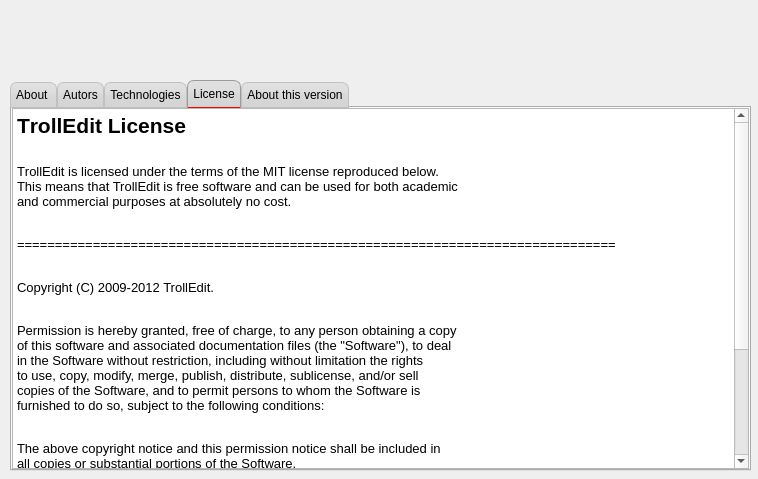
Qt form ui/abouttrolledit.ui (Innovators-Team10/TrollEdit) before a commit.
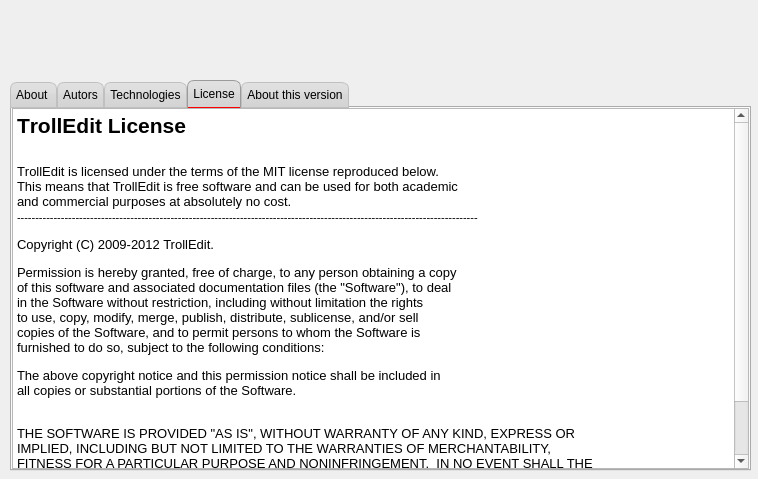
The same form after that commit. The open tabs and pages were chosen to show the change. Icons and pictures are not drawn.

What changed in the file:
```diff
--- a/ui/abouttrolledit.ui
+++ b/ui/abouttrolledit.ui
@@ -228,18 +228,15 @@
 &lt;p style=&quot; margin-top:0px; margin-bottom:0px; margin-left:0px; margin-right:0px; -qt-block-indent:0; text-indent:0px;&quot;&gt;&lt;a name=&quot;LC4&quot;&gt;&lt;/a&gt;&lt;span style=&quot; font-family:'Courier New,courier'; font-size:10pt;&quot;&gt;T&lt;/span&gt;&lt;span style=&quot; font-family:'Courier New,courier'; font-size:10pt;&quot;&gt;rollEdit is licensed under the terms of the MIT license reproduced below.&lt;/span&gt;&lt;/p&gt;
 &lt;p style=&quot; margin-top:0px; margin-bottom:0px; margin-left:0px; margin-right:0px; -qt-block-indent:0; text-indent:0px;&quot;&gt;&lt;a name=&quot;LC5&quot;&gt;&lt;/a&gt;&lt;span style=&quot; font-family:'Courier New,courier'; font-size:10pt;&quot;&gt;T&lt;/span&gt;&lt;span style=&quot; font-family:'Courier New,courier'; font-size:10pt;&quot;&gt;his means that TrollEdit is free software and can be used for both academic&lt;/span&gt;&lt;/p&gt;
 &lt;p style=&quot; margin-top:0px; margin-bottom:0px; margin-left:0px; margin-right:0px; -qt-block-indent:0; text-indent:0px;&quot;&gt;&lt;a name=&quot;LC6&quot;&gt;&lt;/a&gt;&lt;span style=&quot; font-family:'Courier New,courier'; font-size:10pt;&quot;&gt;a&lt;/span&gt;&lt;span style=&quot; font-family:'Courier New,courier'; font-size:10pt;&quot;&gt;nd commercial purposes at absolutely no cost.&lt;/span&gt;&lt;/p&gt;
-&lt;p style=&quot; margin-top:0px; margin-bottom:0px; margin-left:0px; margin-right:0px; -qt-block-indent:0; text-indent:0px;&quot;&gt;&lt;a name=&quot;LC7&quot;&gt;&lt;/a&gt;&lt;span style=&quot; font-family:'Courier New,courier'; font-size:10pt;&quot;&gt;&lt;br /&gt;&lt;/span&gt;&lt;/p&gt;
-&lt;p style=&quot; margin-top:0px; margin-bottom:0px; margin-left:0px; margin-right:0px; -qt-block-indent:0; text-indent:0px;&quot;&gt;&lt;a name=&quot;LC8&quot;&gt;&lt;/a&gt;&lt;span style=&quot; font-family:'Courier New,courier'; font-size:10pt;&quot;&gt;=&lt;/span&gt;&lt;span style=&quot; font-family:'Courier New,courier'; font-size:10pt;&quot;&gt;==============================================================================&lt;/span&gt;&lt;/p&gt;
-&lt;p style=&quot; margin-top:0px; margin-bottom:0px; margin-left:0px; margin-right:0px; -qt-block-indent:0; text-indent:0px;&quot;&gt;&lt;a name=&quot;LC9&quot;&gt;&lt;/a&gt;&lt;span style=&quot; font-family:'Courier New,courier'; font-size:10pt;&quot;&gt;&lt;br /&gt;&lt;/span&gt;&lt;/p&gt;
-&lt;p style=&quot; margin-top:0px; margin-bottom:0px; margin-left:0px; margin-right:0px; -qt-block-indent:0; text-indent:0px;&quot;&gt;&lt;a name=&quot;LC10&quot;&gt;&lt;/a&gt;&lt;span style=&quot; font-family:'Courier New,courier'; font-size:10pt;&quot;&gt;C&lt;/span&gt;&lt;span style=&quot; font-family:'Courier New,courier'; font-size:10pt;&quot;&gt;opyright (C) 2009-2012 TrollEdit.&lt;/span&gt;&lt;/p&gt;
-&lt;p style=&quot; margin-top:0px; margin-bottom:0px; margin-left:0px; margin-right:0px; -qt-block-indent:0; text-indent:0px;&quot;&gt;&lt;a name=&quot;LC11&quot;&gt;&lt;/a&gt;&lt;span style=&quot; font-family:'Courier New,courier'; font-size:10pt;&quot;&gt;&lt;br /&gt;&lt;/span&gt;&lt;/p&gt;
+&lt;p style=&quot; margin-top:0px; margin-bottom:0px; margin-left:0px; margin-right:0px; -qt-block-indent:0; text-indent:0px;&quot;&gt;&lt;span style=&quot; font-size:8pt;&quot;&gt;------------------------------------------------------------------------------------------------------------------------------&lt;/span&gt;&lt;a name=&quot;LC9&quot;&gt;&lt;/a&gt;&lt;span style=&quot; font-family:'Courier New,courier'; font-size:10pt;&quot;&gt;&lt;br /&gt;&lt;/span&gt;&lt;/p&gt;
+&lt;p style=&quot; margin-top:0px; margin-bottom:0px; margin-left:0px; margin-right:0px; -qt-block-indent:0; text-indent:0px;&quot;&gt;&lt;a name=&quot;LC10&quot;&gt;&lt;/a&gt;&lt;span style=&quot; font-family:'Courier New,courier'; font-size:10pt;&quot;&gt;C&lt;/span&gt;&lt;span style=&quot; font-family:'Courier New,courier'; font-size:10pt;&quot;&gt;opyright (C) 2009-2012 TrollEdit.&lt;/span&gt;&lt;a name=&quot;LC11&quot;&gt;&lt;/a&gt;&lt;span style=&quot; font-family:'Courier New,courier'; font-size:10pt;&quot;&gt;&lt;br /&gt;&lt;/span&gt;&lt;/p&gt;
 &lt;p style=&quot; margin-top:0px; margin-bottom:0px; margin-left:0px; margin-right:0px; -qt-block-indent:0; text-indent:0px;&quot;&gt;&lt;a name=&quot;LC12&quot;&gt;&lt;/a&gt;&lt;span style=&quot; font-family:'Courier New,courier'; font-size:10pt;&quot;&gt;P&lt;/span&gt;&lt;span style=&quot; font-family:'Courier New,courier'; font-size:10pt;&quot;&gt;ermission is hereby granted, free of charge, to any person obtaining a copy&lt;/span&gt;&lt;/p&gt;
 &lt;p style=&quot; margin-top:0px; margin-bottom:0px; margin-left:0px; margin-right:0px; -qt-block-indent:0; text-indent:0px;&quot;&gt;&lt;a name=&quot;LC13&quot;&gt;&lt;/a&gt;&lt;span style=&quot; font-family:'Courier New,courier'; font-size:10pt;&quot;&gt;o&lt;/span&gt;&lt;span style=&quot; font-family:'Courier New,courier'; font-size:10pt;&quot;&gt;f this software and associated documentation files (the &amp;quot;Software&amp;quot;), to deal&lt;/span&gt;&lt;/p&gt;
 &lt;p style=&quot; margin-top:0px; margin-bottom:0px; margin-left:0px; margin-right:0px; -qt-block-indent:0; text-indent:0px;&quot;&gt;&lt;a name=&quot;LC14&quot;&gt;&lt;/a&gt;&lt;span style=&quot; font-family:'Courier New,courier'; font-size:10pt;&quot;&gt;i&lt;/span&gt;&lt;span style=&quot; font-family:'Courier New,courier'; font-size:10pt;&quot;&gt;n the Software without restriction, including without limitation the rights&lt;/span&gt;&lt;/p&gt;
 &lt;p style=&quot; margin-top:0px; margin-bottom:0px; margin-left:0px; margin-right:0px; -qt-block-indent:0; text-indent:0px;&quot;&gt;&lt;a name=&quot;LC15&quot;&gt;&lt;/a&gt;&lt;span style=&quot; font-family:'Courier New,courier'; font-size:10pt;&quot;&gt;t&lt;/span&gt;&lt;span style=&quot; font-family:'Courier New,courier'; font-size:10pt;&quot;&gt;o use, copy, modify, merge, publish, distribute, sublicense, and/or sell&lt;/span&gt;&lt;/p&gt;
 &lt;p style=&quot; margin-top:0px; margin-bottom:0px; margin-left:0px; margin-right:0px; -qt-block-indent:0; text-indent:0px;&quot;&gt;&lt;a name=&quot;LC16&quot;&gt;&lt;/a&gt;&lt;span style=&quot; font-family:'Courier New,courier'; font-size:10pt;&quot;&gt;c&lt;/span&gt;&lt;span style=&quot; font-family:'Courier New,courier'; font-size:10pt;&quot;&gt;opies of the Software, and to permit persons to whom the Software is&lt;/span&gt;&lt;/p&gt;
 &lt;p style=&quot; margin-top:0px; margin-bottom:0px; margin-left:0px; margin-right:0px; -qt-block-indent:0; text-indent:0px;&quot;&gt;&lt;a name=&quot;LC17&quot;&gt;&lt;/a&gt;&lt;span style=&quot; font-family:'Courier New,courier'; font-size:10pt;&quot;&gt;f&lt;/span&gt;&lt;span style=&quot; font-family:'Courier New,courier'; font-size:10pt;&quot;&gt;urnished to do so, subject to the following conditions:&lt;/span&gt;&lt;/p&gt;
-&lt;p style=&quot; margin-top:0px; margin-bottom:0px; margin-left:0px; margin-right:0px; -qt-block-indent:0; text-indent:0px;&quot;&gt;&lt;a name=&quot;LC18&quot;&gt;&lt;/a&gt;&lt;span style=&quot; font-family:'Courier New,courier'; font-size:10pt;&quot;&gt;&lt;br /&gt;&lt;/span&gt;&lt;/p&gt;
+&lt;p style=&quot;-qt-paragraph-type:empty; margin-top:0px; margin-bottom:0px; margin-left:0px; margin-right:0px; -qt-block-indent:0; text-indent:0px; font-size:8pt;&quot;&gt;&lt;/p&gt;
 &lt;p style=&quot; margin-top:0px; margin-bottom:0px; margin-left:0px; margin-right:0px; -qt-block-indent:0; text-indent:0px;&quot;&gt;&lt;a name=&quot;LC19&quot;&gt;&lt;/a&gt;&lt;span style=&quot; font-family:'Courier New,courier'; font-size:10pt;&quot;&gt;T&lt;/span&gt;&lt;span style=&quot; font-family:'Courier New,courier'; font-size:10pt;&quot;&gt;he above copyright notice and this permission notice shall be included in&lt;/span&gt;&lt;/p&gt;
 &lt;p style=&quot; margin-top:0px; margin-bottom:0px; margin-left:0px; margin-right:0px; -qt-block-indent:0; text-indent:0px;&quot;&gt;&lt;a name=&quot;LC20&quot;&gt;&lt;/a&gt;&lt;span style=&quot; font-family:'Courier New,courier'; font-size:10pt;&quot;&gt;a&lt;/span&gt;&lt;span style=&quot; font-family:'Courier New,courier'; font-size:10pt;&quot;&gt;ll copies or substantial portions of the Software.&lt;/span&gt;&lt;/p&gt;
 &lt;p style=&quot; margin-top:0px; margin-bottom:0px; margin-left:0px; margin-right:0px; -qt-block-indent:0; text-indent:0px;&quot;&gt;&lt;a name=&quot;LC21&quot;&gt;&lt;/a&gt;&lt;span style=&quot; font-family:'Courier New,courier'; font-size:10pt;&quot;&gt;&lt;br /&gt;&lt;/span&gt;&lt;/p&gt;
@@ -249,8 +246,7 @@
 &lt;p style=&quot; margin-top:0px; margin-bottom:0px; margin-left:0px; margin-right:0px; -qt-block-indent:0; text-indent:0px;&quot;&gt;&lt;a name=&quot;LC25&quot;&gt;&lt;/a&gt;&lt;span style=&quot; font-family:'Courier New,courier'; font-size:10pt;&quot;&gt;A&lt;/span&gt;&lt;span style=&quot; font-family:'Courier New,courier'; font-size:10pt;&quot;&gt;UTHORS OR COPYRIGHT HOLDERS BE LIABLE FOR ANY CLAIM, DAMAGES OR OTHER&lt;/span&gt;&lt;/p&gt;
 &lt;p style=&quot; margin-top:0px; margin-bottom:0px; margin-left:0px; margin-right:0px; -qt-block-indent:0; text-indent:0px;&quot;&gt;&lt;a name=&quot;LC26&quot;&gt;&lt;/a&gt;&lt;span style=&quot; font-family:'Courier New,courier'; font-size:10pt;&quot;&gt;L&lt;/span&gt;&lt;span style=&quot; font-family:'Courier New,courier'; font-size:10pt;&quot;&gt;IABILITY, WHETHER IN AN ACTION OF CONTRACT, TORT OR OTHERWISE, ARISING FROM,&lt;/span&gt;&lt;/p&gt;
 &lt;p style=&quot; margin-top:0px; margin-bottom:0px; margin-left:0px; margin-right:0px; -qt-block-indent:0; text-indent:0px;&quot;&gt;&lt;a name=&quot;LC27&quot;&gt;&lt;/a&gt;&lt;span style=&quot; font-family:'Courier New,courier'; font-size:10pt;&quot;&gt;O&lt;/span&gt;&lt;span style=&quot; font-family:'Courier New,courier'; font-size:10pt;&quot;&gt;UT OF OR IN CONNECTION WITH THE SOFTWARE OR THE USE OR OTHER DEALINGS IN&lt;/span&gt;&lt;/p&gt;
-&lt;p style=&quot; margin-top:0px; margin-bottom:0px; margin-left:0px; margin-right:0px; -qt-block-indent:0; text-indent:0px;&quot;&gt;&lt;a name=&quot;LC28&quot;&gt;&lt;/a&gt;&lt;span style=&quot; font-family:'Courier New,courier'; font-size:10pt;&quot;&gt;T&lt;/span&gt;&lt;span style=&quot; font-family:'Courier New,courier'; font-size:10pt;&quot;&gt;HE SOFTWARE.&lt;/span&gt;&lt;a name=&quot;LC29&quot;&gt;&lt;/a&gt;&lt;span style=&quot; font-family:'Courier New,courier'; font-size:8pt;&quot;&gt;&lt;br /&gt;&lt;/span&gt;&lt;/p&gt;
-&lt;p style=&quot; margin-top:0px; margin-bottom:0px; margin-left:0px; margin-right:0px; -qt-block-indent:0; text-indent:0px;&quot;&gt;&lt;a name=&quot;LC30&quot;&gt;&lt;/a&gt;&lt;span style=&quot; font-family:'Courier New,courier'; font-size:8pt;&quot;&gt;=&lt;/span&gt;&lt;span style=&quot; font-family:'Courier New,courier'; font-size:8pt;&quot;&gt;==============================================================================&lt;/span&gt;&lt;/p&gt;&lt;/body&gt;&lt;/html&gt;</string>
+&lt;p style=&quot; margin-top:0px; margin-bottom:0px; margin-left:0px; margin-right:0px; -qt-block-indent:0; text-indent:0px;&quot;&gt;&lt;a name=&quot;LC28&quot;&gt;&lt;/a&gt;&lt;span style=&quot; font-family:'Courier New,courier'; font-size:10pt;&quot;&gt;T&lt;/span&gt;&lt;span style=&quot; font-family:'Courier New,courier'; font-size:10pt;&quot;&gt;HE SOFTWARE.&lt;/span&gt;&lt;/p&gt;&lt;/body&gt;&lt;/html&gt;</string>
      </property>
     </widget>
    </widget>
@@ -280,7 +276,7 @@
    <property name="geometry">
     <rect>
      <x>10</x>
-     <y>10</y>
+     <y>0</y>
      <width>171</width>
      <height>61</height>
     </rect>
```
Left out of the diff: 31 changed lines with no effect on the pictures.
